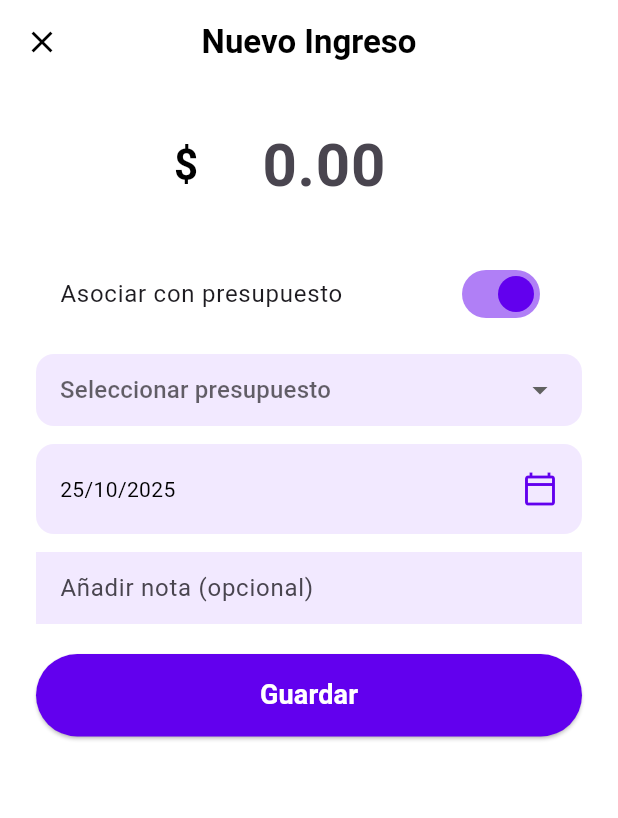
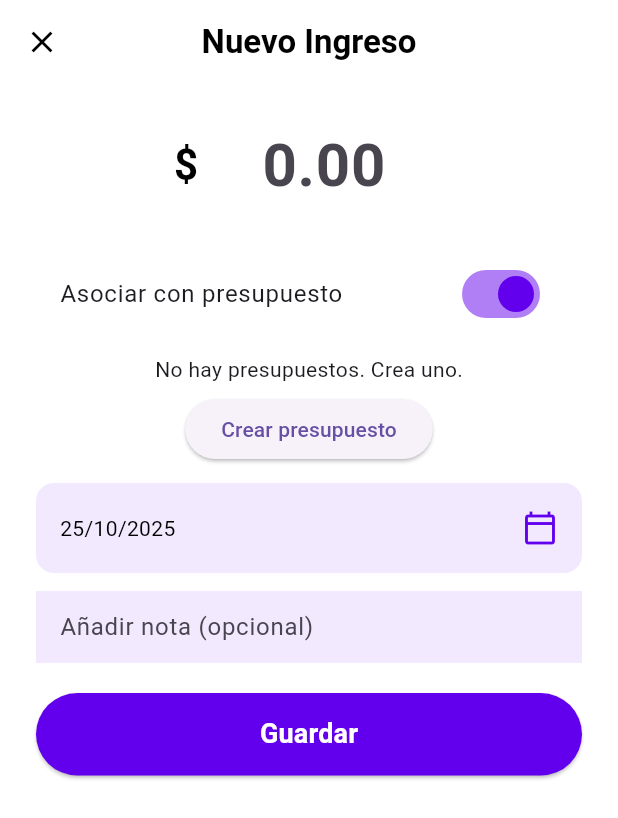
Before and after one commit to IDUCDEV/clariFi, a Flutter app: the NewTransactionView screen opened directly with empty values, after a tap on "Asociar con presupuesto", on a phone screen of 412 x 824 dp. Shown: the top 818 px of the screen. Run offline on Flutter 3.47's test engine with Material 3 defaults, Android fonts, the phone set to English and light mode, and no system bars; our stand-ins replace app_links, go_router, supabase_flutter; accounts and stored records are empty.

```diff
--- a/lib/src/views/transactions/new_transaction_view.dart
+++ b/lib/src/views/transactions/new_transaction_view.dart
@@ -1,7 +1,9 @@
 import 'package:clarifi_app/src/colors/colors.dart';
 import 'package:clarifi_app/src/models/transaction.dart';
+import 'package:clarifi_app/src/models/budget.dart';
 import 'package:clarifi_app/src/viewmodels/transaction_viewmodel.dart';
 import 'package:clarifi_app/src/viewmodels/account_viewmodel.dart';
+import 'package:clarifi_app/src/viewmodels/budget_viewmodel.dart';
 import 'package:flutter/material.dart';
 import 'package:provider/provider.dart';
 import 'package:uuid/uuid.dart';
@@ -29,14 +31,15 @@ class _NewTransactionScreenState extends State<NewTransactionView> {
   bool linkToBudget = false;
 
   /// Fake budgets (hasta que tu compañero conecte servicio real)
-  final List<Map<String, String>> fakeBudgets = [
-    {'id': 'b679dc71-5a15-49cf-9fc0-56e5e3ece7e1', 'name': 'Comidas'},
-    {'id': Uuid().v4(), 'name': 'Transporte'},
-    {'id': Uuid().v4(), 'name': 'Casa'},
-  ];
+  // final List<Map<String, String>> fakeBudgets = [
+  //   {'id': 'b679dc71-5a15-49cf-9fc0-56e5e3ece7e1', 'name': 'Comidas'},
+  //   {'id': Uuid().v4(), 'name': 'Transporte'},
+  //   {'id': Uuid().v4(), 'name': 'Casa'},
+  // ];
 
-  List<Map<String, String>> budgets = [];
-  bool budgetsLoading = false;
+
+  // List<Map<String, String>> budgets = [];
+  // bool budgetsLoading = false;
 
   @override
   void initState() {
@@ -45,7 +48,7 @@ class _NewTransactionScreenState extends State<NewTransactionView> {
     WidgetsBinding.instance.addPostFrameCallback((_) {
       context.read<TransactionViewModel>().loadCategories(widget.type);
       context.read<AccountViewModel>().loadAccounts();
-      _loadBudgetsFake();
+      context.read<BudgetViewModel>().loadBudgets();
     });
 
     noteController.addListener(() {
@@ -60,11 +63,6 @@ class _NewTransactionScreenState extends State<NewTransactionView> {
     });
   }
 
-  Future<void> _loadBudgetsFake() async {
-    budgets = fakeBudgets;
-    if (mounted) setState(() {});
-  }
-
   @override
   void dispose() {
     noteController.dispose();
@@ -76,8 +74,11 @@ class _NewTransactionScreenState extends State<NewTransactionView> {
   Widget build(BuildContext context) {
     final vm = context.watch<TransactionViewModel>();
     final vmAccounts = context.watch<AccountViewModel>();
+    final vmBudgets = context.watch<BudgetViewModel>();
     final isExpense = widget.type == 'expense';
     final title = isExpense ? 'Nuevo Gasto' : 'Nuevo Ingreso';
+    final budgets = vmBudgets.budgets;
+    final budgetsLoading = vmBudgets.isLoading;
 
     final formattedDate = selectedDate != null
         ? DateFormat('dd/MM/yyyy').format(selectedDate!)
@@ -162,19 +163,23 @@ class _NewTransactionScreenState extends State<NewTransactionView> {
             const SizedBox(height: 12),
 
          if (linkToBudget) ...[
-              if (budgets.isEmpty)
+  if (budgetsLoading)
+    const CircularProgressIndicator()
+  else if (budgets.isEmpty)
     Column(
       children: [
         const Text("No hay presupuestos. Crea uno."),
         const SizedBox(height: 6),
         ElevatedButton(
-                      onPressed: () {},
+          onPressed: () {
+            // TODO: Navegar a creación de presupuesto
+          },
           child: const Text("Crear presupuesto"),
-                    )
+        ),
       ],
     )
   else
-                _buildDropdown(
+    _buildBudgetDropdown(
       "Seleccionar presupuesto",
       selectedBudgetId,
       budgets,
@@ -182,7 +187,7 @@ class _NewTransactionScreenState extends State<NewTransactionView> {
     ),
 
   const SizedBox(height: 12),
-            ] else ...[
+]else ...[
               // Categoría
               if (vm.isLoading)
                 const CircularProgressIndicator()
@@ -279,7 +284,9 @@ class _NewTransactionScreenState extends State<NewTransactionView> {
         ),
       ),
     );
+
   }
+
 
   Widget _buildDropdown(
     String hint,
@@ -310,6 +317,39 @@ class _NewTransactionScreenState extends State<NewTransactionView> {
     );
   }
 
+  Widget _buildBudgetDropdown(
+  String hint,
+  String? selectedId,
+  List<BudgetModel> budgets,
+  ValueChanged<String?>? onChanged,
+) {
+  return Container(
+    padding: const EdgeInsets.symmetric(horizontal: 16),
+    decoration: BoxDecoration(
+      color: AppColors.lightPurple,
+      borderRadius: BorderRadius.circular(12),
+    ),
+    child: DropdownButtonHideUnderline(
+      child: DropdownButton<String>(
+        value: selectedId,
+        hint: Text(hint),
+        items: budgets
+            .map<DropdownMenuItem<String>>(
+              (b) => DropdownMenuItem<String>(
+                value: b.id ?? '',
+                child: Text(b.name ?? 'Sin nombre'),
+              ),
+            )
+            .toList(),
+        onChanged: onChanged,
+        isExpanded: true,
+      ),
+    ),
+  );
+}
+
+
+
   Future<void> _pickDate() async {
     final picked = await showDatePicker(
       context: context,
@@ -322,6 +362,8 @@ class _NewTransactionScreenState extends State<NewTransactionView> {
       setState(() => selectedDate = picked);
     }
   }
+  String? _cleanId(String? id) =>
+    (id == null || id.trim().isEmpty) ? null : id;
 
   Future<void> _saveTransaction(BuildContext context) async {
     final vm = context.read<TransactionViewModel>();
@@ -352,9 +394,9 @@ class _NewTransactionScreenState extends State<NewTransactionView> {
 
     final tx = TransactionModel(
   id: const Uuid().v4(),
-  accountId: linkToBudget ? null : selectedAccountId,
-  categoryId: linkToBudget ? null : selectedCategoryId,
-  budgetId: linkToBudget ? selectedBudgetId : null,
+  accountId: linkToBudget ? null : _cleanId(selectedAccountId),
+categoryId: linkToBudget ? null : _cleanId(selectedCategoryId),
+budgetId: linkToBudget ? _cleanId(selectedBudgetId) : null,
   type: widget.type,
   amount: amount,
   date: selectedDate ?? DateTime.now(),
```
Also changed, not shown: lib/src/repositories/transaction/supabase_transaction_repository.dart (+67 -4 lines). Lines whose indentation alone changed are shown as unchanged.
